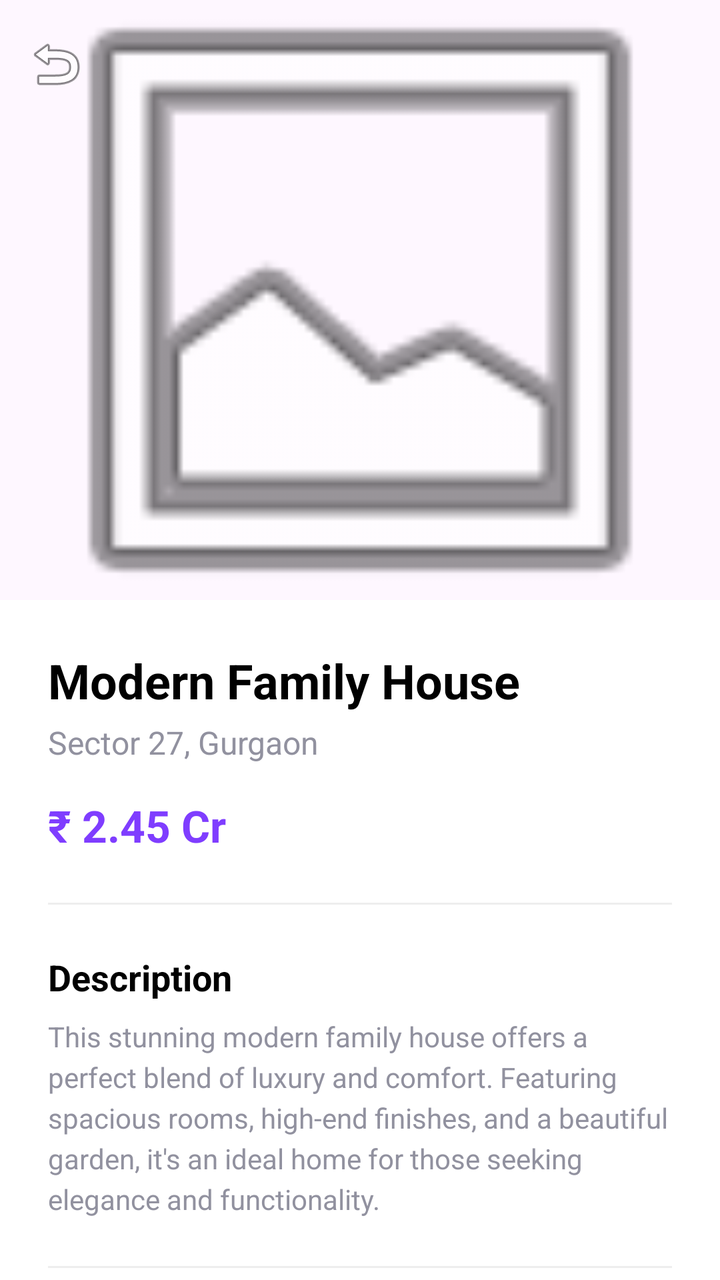
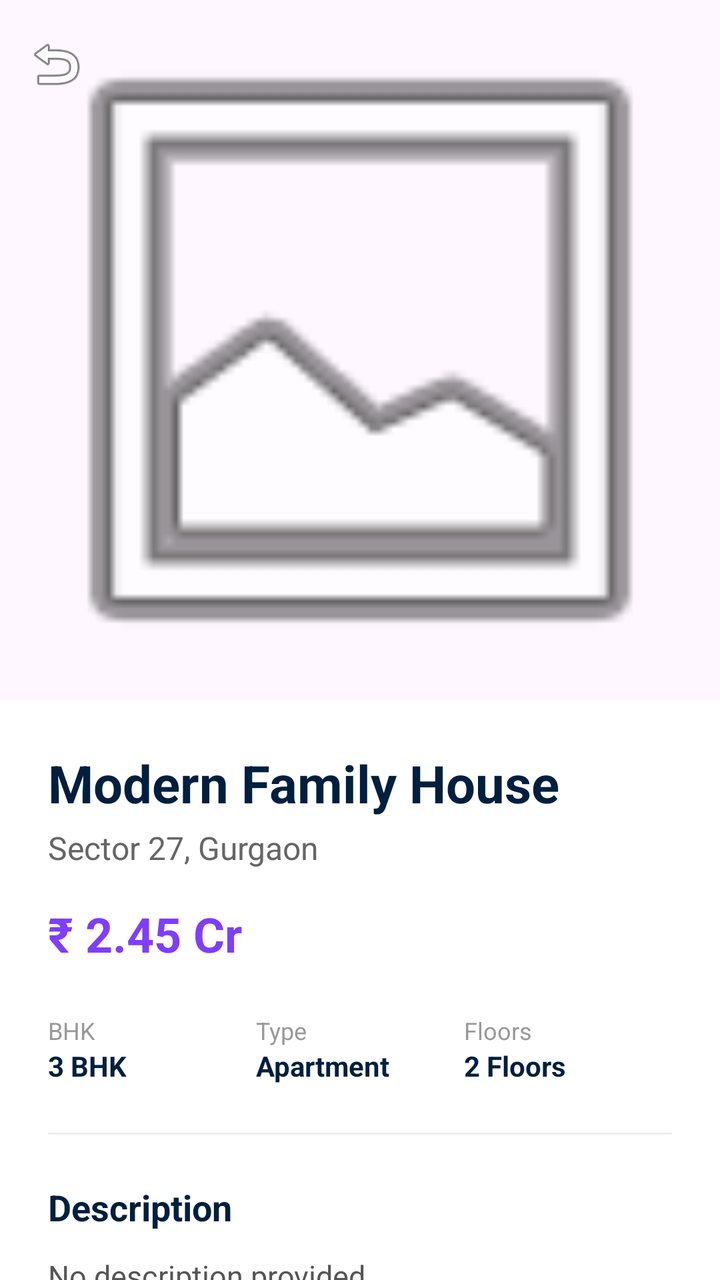

Compare the two renders of this Android layout. The source of the first and the diff that turns it into the second are given below.
<!-- AndroidManifest.xml: application theme Theme.Realestateapp -->
<!-- res/layout/activity_property_detail.xml -->
<?xml version="1.0" encoding="utf-8"?>
<androidx.coordinatorlayout.widget.CoordinatorLayout xmlns:android="http://schemas.android.com/apk/res/android"
    xmlns:app="http://schemas.android.com/apk/res-auto"
    android:layout_width="match_parent"
    android:layout_height="match_parent"
    android:background="@color/white">

    <com.google.android.material.appbar.AppBarLayout
        android:id="@+id/appBarLayout"
        android:layout_width="match_parent"
        android:layout_height="300dp"
        android:theme="@style/ThemeOverlay.AppCompat.Dark.ActionBar">

        <com.google.android.material.appbar.CollapsingToolbarLayout
            android:layout_width="match_parent"
            android:layout_height="match_parent"
            app:contentScrim="@color/primary"
            app:layout_scrollFlags="scroll|exitUntilCollapsed">

            <ImageView
                android:id="@+id/propertyImage"
                android:layout_width="match_parent"
                android:layout_height="match_parent"
                android:scaleType="centerCrop"
                android:src="@android:drawable/ic_menu_gallery"
                app:layout_collapseMode="parallax" />

            <androidx.appcompat.widget.Toolbar
                android:id="@+id/toolbar"
                android:layout_width="match_parent"
                android:layout_height="?attr/actionBarSize"
                app:layout_collapseMode="pin"
                app:navigationIcon="@android:drawable/ic_menu_revert" />

        </com.google.android.material.appbar.CollapsingToolbarLayout>
    </com.google.android.material.appbar.AppBarLayout>

    <androidx.core.widget.NestedScrollView
        android:layout_width="match_parent"
        android:layout_height="match_parent"
        app:layout_behavior="@string/appbar_scrolling_view_behavior">

        <LinearLayout
            android:layout_width="match_parent"
            android:layout_height="wrap_content"
            android:orientation="vertical"
            android:padding="24dp">

            <TextView
                android:id="@+id/tvPropertyName"
                android:layout_width="wrap_content"
                android:layout_height="wrap_content"
                android:text="Modern Family House"
                android:textColor="@color/black"
                android:textSize="24sp"
                android:textStyle="bold" />

            <TextView
                android:id="@+id/tvPropertyLocation"
                android:layout_width="wrap_content"
                android:layout_height="wrap_content"
                android:layout_marginTop="4dp"
                android:text="Sector 27, Gurgaon"
                android:textColor="@color/gray_text"
                android:textSize="16sp" />

            <TextView
                android:id="@+id/tvPropertyPrice"
                android:layout_width="wrap_content"
                android:layout_height="wrap_content"
                android:layout_marginTop="16dp"
                android:text="₹ 2.45 Cr"
                android:textColor="@color/primary"
                android:textSize="22sp"
                android:textStyle="bold" />

            <View
                android:layout_width="match_parent"
                android:layout_height="1dp"
                android:layout_marginVertical="24dp"
                android:background="#EEEEEE" />

            <TextView
                android:layout_width="wrap_content"
                android:layout_height="wrap_content"
                android:text="Description"
                android:textColor="@color/black"
                android:textSize="18sp"
                android:textStyle="bold" />

            <TextView
                android:id="@+id/tvPropertyDescription"
                android:layout_width="match_parent"
                android:layout_height="wrap_content"
                android:layout_marginTop="8dp"
                android:lineSpacingExtra="4dp"
                android:text="This stunning modern family house offers a perfect blend of luxury and comfort. Featuring spacious rooms, high-end finishes, and a beautiful garden, it's an ideal home for those seeking elegance and functionality."
                android:textColor="@color/gray_text"
                android:textSize="14sp" />

            <View
                android:layout_width="match_parent"
                android:layout_height="1dp"
                android:layout_marginVertical="24dp"
                android:background="#EEEEEE" />

            <Button
                android:id="@+id/btnContactDealer"
                android:layout_width="match_parent"
                android:layout_height="56dp"
                android:backgroundTint="@color/primary"
                android:text="Contact Dealer"
                android:textAllCaps="false"
                android:textColor="@color/white"
                android:textSize="16sp"
                android:textStyle="bold" />

        </LinearLayout>
    </androidx.core.widget.NestedScrollView>

</androidx.coordinatorlayout.widget.CoordinatorLayout>
<!-- resources referenced by this layout -->
<resources>
  <color name="black">#FF000000</color>
  <color name="gray_text">#91919F</color>
  <color name="primary">#7F3DFF</color>
  <color name="white">#FFFFFFFF</color>
  <style name="Theme.Realestateapp" parent="Base.Theme.Realestateapp" />
  <style name="Base.Theme.Realestateapp" parent="Theme.Material3.DayNight.NoActionBar">
          
          
      </style>
</resources>

<!-- the commit's change to res/layout/activity_property_detail.xml (unified diff, before → after) -->
@@ -8,7 +8,7 @@
     <com.google.android.material.appbar.AppBarLayout
         android:id="@+id/appBarLayout"
         android:layout_width="match_parent"
-        android:layout_height="300dp"
+        android:layout_height="350dp"
         android:theme="@style/ThemeOverlay.AppCompat.Dark.ActionBar">
 
         <com.google.android.material.appbar.CollapsingToolbarLayout
@@ -51,8 +51,8 @@
                 android:layout_width="wrap_content"
                 android:layout_height="wrap_content"
                 android:text="Modern Family House"
-                android:textColor="@color/black"
-                android:textSize="24sp"
+                android:textColor="#001F3F"
+                android:textSize="26sp"
                 android:textStyle="bold" />
 
             <TextView
@@ -61,7 +61,7 @@
                 android:layout_height="wrap_content"
                 android:layout_marginTop="4dp"
                 android:text="Sector 27, Gurgaon"
-                android:textColor="@color/gray_text"
+                android:textColor="#666666"
                 android:textSize="16sp" />
 
             <TextView
@@ -71,8 +71,40 @@
                 android:layout_marginTop="16dp"
                 android:text="₹ 2.45 Cr"
                 android:textColor="@color/primary"
-                android:textSize="22sp"
+                android:textSize="24sp"
                 android:textStyle="bold" />
+
+            
+            <LinearLayout
+                android:layout_width="match_parent"
+                android:layout_height="wrap_content"
+                android:layout_marginTop="24dp"
+                android:orientation="horizontal">
+                <LinearLayout
+                    android:layout_width="0dp"
+                    android:layout_height="wrap_content"
+                    android:layout_weight="1"
+                    android:orientation="vertical">
+                    <TextView android:layout_width="wrap_content" android:layout_height="wrap_content" android:text="BHK" android:textColor="#999999" android:textSize="12sp" />
+                    <TextView android:id="@+id/tvBhk" android:layout_width="wrap_content" android:layout_height="wrap_content" android:text="3 BHK" android:textColor="#001F3F" android:textStyle="bold" />
+                </LinearLayout>
+                <LinearLayout
+                    android:layout_width="0dp"
+                    android:layout_height="wrap_content"
+                    android:layout_weight="1"
+                    android:orientation="vertical">
+                    <TextView android:layout_width="wrap_content" android:layout_height="wrap_content" android:text="Type" android:textColor="#999999" android:textSize="12sp" />
+                    <TextView android:id="@+id/tvType" android:layout_width="wrap_content" android:layout_height="wrap_content" android:text="Apartment" android:textColor="#001F3F" android:textStyle="bold" />
+                </LinearLayout>
+                <LinearLayout
+                    android:layout_width="0dp"
+                    android:layout_height="wrap_content"
+                    android:layout_weight="1"
+                    android:orientation="vertical">
+                    <TextView android:layout_width="wrap_content" android:layout_height="wrap_content" android:text="Floors" android:textColor="#999999" android:textSize="12sp" />
+                    <TextView android:id="@+id/tvFloors" android:layout_width="wrap_content" android:layout_height="wrap_content" android:text="2 Floors" android:textColor="#001F3F" android:textStyle="bold" />
+                </LinearLayout>
+            </LinearLayout>
 
             <View
                 android:layout_width="match_parent"
@@ -84,7 +116,7 @@
                 android:layout_width="wrap_content"
                 android:layout_height="wrap_content"
                 android:text="Description"
-                android:textColor="@color/black"
+                android:textColor="#001F3F"
                 android:textSize="18sp"
                 android:textStyle="bold" />
 
@@ -92,11 +124,11 @@
                 android:id="@+id/tvPropertyDescription"
                 android:layout_width="match_parent"
                 android:layout_height="wrap_content"
-                android:layout_marginTop="8dp"
-                android:lineSpacingExtra="4dp"
-                android:text="This stunning modern family house offers a perfect blend of luxury and comfort. Featuring spacious rooms, high-end finishes, and a beautiful garden, it's an ideal home for those seeking elegance and functionality."
-                android:textColor="@color/gray_text"
-                android:textSize="14sp" />
+                android:layout_marginTop="12dp"
+                android:lineSpacingExtra="6dp"
+                android:text="No description provided."
+                android:textColor="#555555"
+                android:textSize="15sp" />
 
             <View
                 android:layout_width="match_parent"
@@ -113,7 +145,8 @@
                 android:textAllCaps="false"
                 android:textColor="@color/white"
                 android:textSize="16sp"
-                android:textStyle="bold" />
+                android:textStyle="bold"
+                app:cornerRadius="12dp" />
 
         </LinearLayout>
     </androidx.core.widget.NestedScrollView>
<!-- resource entries referenced after the edit -->
@@ -1,13 +1,11 @@
 <!-- resources referenced by this layout -->
 <resources>
-  <color name="black">#FF000000</color>
-  <color name="gray_text">#91919F</color>
   <color name="primary">#7F3DFF</color>
   <color name="white">#FFFFFFFF</color>
   <style name="Theme.Realestateapp" parent="Base.Theme.Realestateapp" />
   <style name="Base.Theme.Realestateapp" parent="Theme.Material3.DayNight.NoActionBar">
           
-          
+          <item name="colorPrimary">@color/primary</item>
       </style>
 </resources>
 
